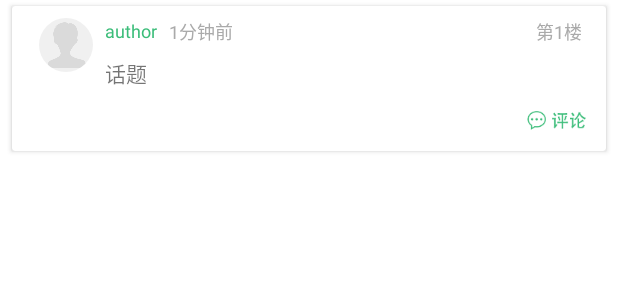
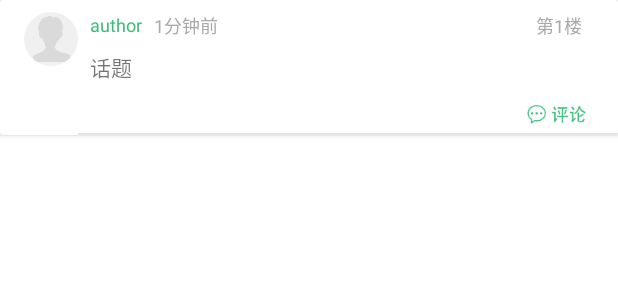
Before and after one commit to greatyao/v2ex-android, an Android app: the layout item_reply.xml on its own in the app's theme, with its tools: preview values and no code run, on a phone screen of 412 x 824 dp. Shown: the top 300 px of the screen. Run offline under Robolectric (Android 15) with nearby library versions, the phone set to English and light mode, and no system bars.

Commit message:
话题样式修改(仿照Google+)

```diff
--- a/app/src/main/java/com/yaoyumeng/v2ex/ui/adapter/ReplyAdapter.java
+++ b/app/src/main/java/com/yaoyumeng/v2ex/ui/adapter/ReplyAdapter.java
@@ -95,6 +95,8 @@ public class ReplyAdapter extends RecyclerView.Adapter<ReplyAdapter.ViewHolder>
         viewHolder.time.setText(text);
 
         viewHolder.floor.setText(String.format("第%d楼", i+1));
+
+        viewHolder.divide.setVisibility(i == mReplies.size() - 1 ? View.GONE : View.VISIBLE);
     }
 
     @Override
@@ -125,6 +127,7 @@ public class ReplyAdapter extends RecyclerView.Adapter<ReplyAdapter.ViewHolder>
         TextView time;
         CheckBox comment;
         TextView floor;
+        View divide;
 
         public ViewHolder(View view) {
             super(view);
@@ -136,6 +139,7 @@ public class ReplyAdapter extends RecyclerView.Adapter<ReplyAdapter.ViewHolder>
             replier = (TextView) view.findViewById(R.id.replier);
             comment = (CheckBox) view.findViewById(R.id.commentBtn);
             floor = (TextView) view.findViewById(R.id.which_floor);
+            divide = view.findViewById(R.id.divide_reply);
         }
     }
 }
--- a/app/src/main/res/layout/item_reply.xml
+++ b/app/src/main/res/layout/item_reply.xml
@@ -1,27 +1,19 @@
 <?xml version="1.0" encoding="utf-8"?>
 
 <android.support.v7.widget.CardView xmlns:android="http://schemas.android.com/apk/res/android"
-    xmlns:card_view="http://schemas.android.com/apk/res-auto"
     android:id="@+id/card_container"
     android:layout_width="match_parent"
     android:layout_height="wrap_content"
-    android:layout_marginBottom="4dp"
-    android:layout_marginLeft="8dp"
-    android:layout_marginRight="8dp"
-    android:layout_marginTop="4dp"
     android:background="#fff"
-    card_view:cardCornerRadius="2dp"
-    android:foreground="?android:selectableItemBackground"
-    android:orientation="horizontal">
+    android:foreground="?android:selectableItemBackground">
 
     <RelativeLayout xmlns:android="http://schemas.android.com/apk/res/android"
         android:layout_width="match_parent"
         android:layout_height="wrap_content"
-        android:layout_marginLeft="10dp"
-        android:padding="8dp">
+        android:layout_marginLeft="16dp"
+        android:layout_marginTop="8dp">
 
         <de.hdodenhof.circleimageview.CircleImageView
-			xmlns:app="http://schemas.android.com/apk/res-auto"
             android:id="@+id/avatar"
             android:layout_width="@dimen/avatar_normal_size"
             android:layout_height="@dimen/avatar_normal_size"
@@ -35,6 +27,7 @@
             android:layout_height="wrap_content"
             android:layout_alignTop="@+id/avatar"
             android:layout_toRightOf="@+id/avatar"
+            android:layout_marginRight="16dp"
             android:maxHeight="30dp">
 
             <TextView
@@ -63,14 +56,14 @@
                 android:id="@+id/which_floor"
                 android:layout_width="wrap_content"
                 android:layout_height="wrap_content"
+                android:layout_alignParentEnd="true"
+                android:layout_alignParentRight="true"
+                android:layout_alignParentTop="true"
+                android:layout_marginEnd="8dp"
+                android:layout_marginRight="8dp"
                 android:text="第1楼"
                 android:textColor="#aaa"
-                android:textSize="12sp"
-                android:layout_alignParentTop="true"
-                android:layout_alignParentRight="true"
-                android:layout_alignParentEnd="true"
-                android:layout_marginRight="8dp"
-                android:layout_marginEnd="8dp" />
+                android:textSize="12sp" />
 
         </RelativeLayout>
 
@@ -81,8 +74,8 @@
             android:layout_below="@+id/replier_layout"
             android:layout_centerVertical="true"
             android:layout_marginLeft="8dp"
+            android:layout_marginRight="16dp"
             android:layout_marginTop="8dp"
-            android:layout_marginRight="8dp"
             android:layout_toRightOf="@+id/avatar"
             android:text="@string/topic" />
 
@@ -91,20 +84,29 @@
             android:layout_width="match_parent"
             android:layout_height="wrap_content"
             android:layout_below="@+id/content"
-        android:layout_toRightOf="@+id/avatar"
             android:layout_marginTop="8dp"
-        android:maxHeight="30dp">
+            android:layout_marginRight="16dp"
+            android:layout_toRightOf="@+id/avatar">
 
             <CheckBox
                 android:id="@+id/commentBtn"
                 android:layout_width="50dp"
                 android:layout_height="25dp"
-            android:button="@drawable/checkbox_comment"
+                android:layout_alignParentEnd="true"
+                android:layout_alignParentRight="true"
                 android:layout_alignParentTop="true"
-            android:layout_alignParentRight="true"
-            android:layout_alignParentEnd="true"/>
+                android:button="@drawable/checkbox_comment" />
         </RelativeLayout>
 
+        <View xmlns:android="http://schemas.android.com/apk/res/android"
+            android:id="@+id/divide_reply"
+            android:layout_width="match_parent"
+            android:layout_height="1dp"
+            android:layout_alignParentRight="true"
+            android:layout_alignParentEnd="true"
+            android:layout_toRightOf="@+id/avatar"
+            android:background="#ffe4e4e4"
+            android:layout_below="@+id/comment_layout" />
 
     </RelativeLayout>
 
```
Also changed, not shown: app/src/main/res/layout/item_topic_more.xml (+15 -14 lines). Lines whose indentation alone changed are shown as unchanged.
